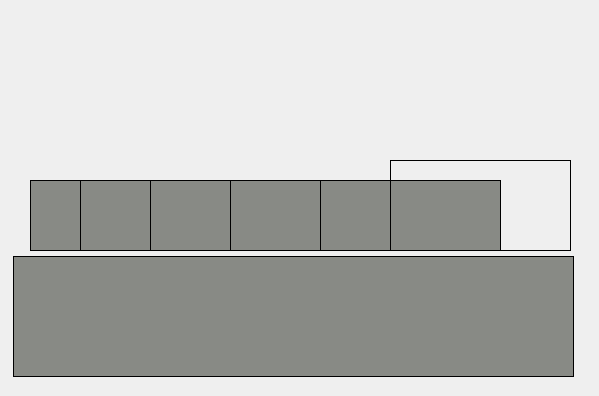
Before: the Qt Designer form FinalProject/toolbarwidget.ui in baohuy251210/HowToTidyUp, drawn with Qt 5.
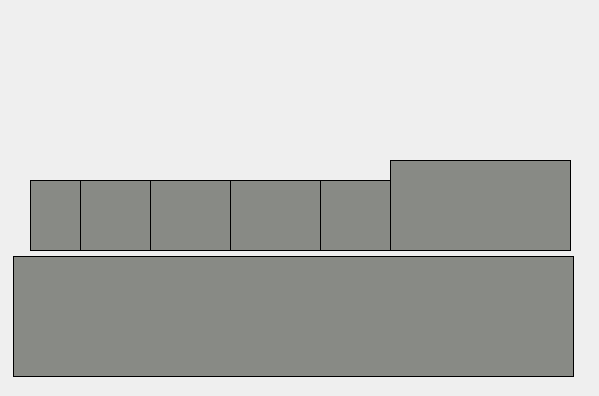
After: the same form once the commit is applied. Icons and pictures are not drawn. Custom widgets are drawn as their Qt base class.

Commit message: resized water bucket and fixed bug with displaying oxiclean description

```diff
--- a/FinalProject/toolbarwidget.ui
+++ b/FinalProject/toolbarwidget.ui
@@ -391,6 +391,9 @@
     <pointsize>8</pointsize>
    </font>
   </property>
+   <property name="styleSheet">
+    <string notr="true">background-color: rgb(136, 138, 133);</string>
+   </property>
    <property name="frameShape">
     <enum>QFrame::Panel</enum>
    </property>
```
Left out of the diff: 12 changed lines with no effect on the pictures. Lines whose indentation alone changed are shown as unchanged. The commit also changes 2 other files.
